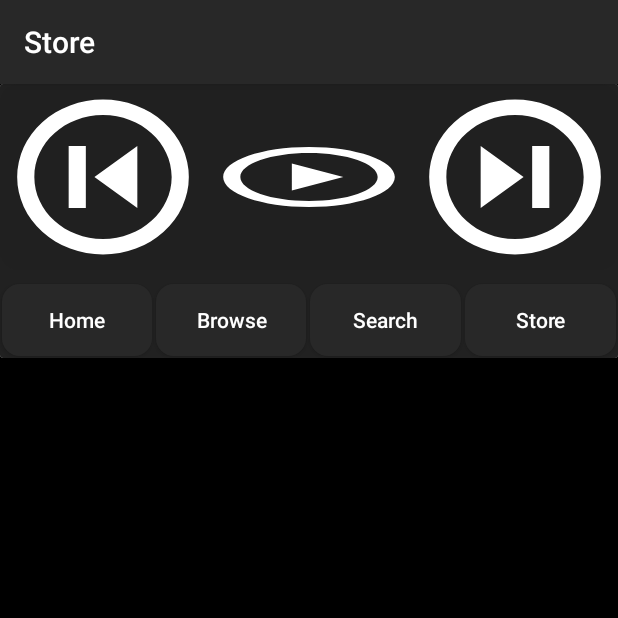
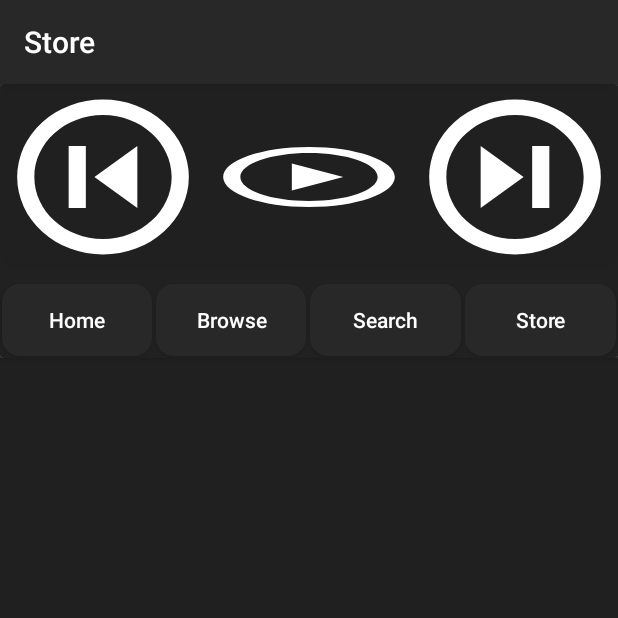
Before and after one commit to angwandi/MusicalStructureAppABSNGU, an Android app: the StoreActivity screen opened directly, with no data from a screen before it, on a phone screen of 412 x 824 dp, the top half of it. Run offline under Robolectric (Android 15) with nearby library versions, the phone set to English and light mode, and no system bars.

Commit message:
Change Store background color

```diff
--- a/app/src/main/res/layout/activity_store.xml
+++ b/app/src/main/res/layout/activity_store.xml
@@ -3,7 +3,7 @@
     xmlns:tools="http://schemas.android.com/tools"
     android:layout_width="match_parent"
     android:layout_height="match_parent"
-    android:background="#000"
+    android:background="#202020"
     tools:context="com.example.demad.musicalstructureapp.StoreActivity">
 
 
```
